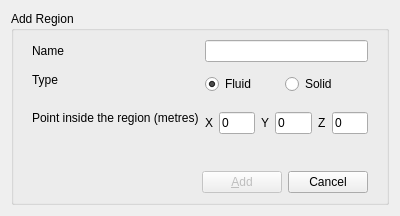
Before: the Qt Designer form src/foammesh/view/region/region_form.ui in TheErevnaa/FoamMesh, drawn with Qt 5.
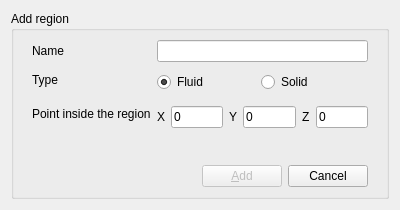
After: the same form once the commit is applied. Custom widgets are drawn as their Qt base class.

```diff
--- a/src/foammesh/view/region/region_form.ui
+++ b/src/foammesh/view/region/region_form.ui
@@ -17,11 +17,11 @@
    <item>
     <widget class="QGroupBox" name="regionForm">
      <property name="title">
-      <string>Add Region</string>
+      <string>Add region</string>
      </property>
      <layout class="QVBoxLayout" name="verticalLayout_7">
       <property name="spacing">
-       <number>2</number>
+       <number>4</number>
       </property>
       <property name="topMargin">
        <number>0</number>
@@ -56,10 +56,10 @@
              <number>0</number>
             </property>
             <property name="topMargin">
-             <number>6</number>
+             <number>4</number>
             </property>
             <property name="bottomMargin">
-             <number>6</number>
+             <number>4</number>
             </property>
             <item>
              <widget class="QRadioButton" name="fluid">
@@ -93,7 +93,7 @@
          <item row="2" column="0">
           <widget class="QLabel" name="label_13">
            <property name="text">
-            <string>Point inside the region (metres)</string>
+            <string>Point inside the region</string>
            </property>
           </widget>
          </item>
@@ -104,13 +104,13 @@
              <number>0</number>
             </property>
             <property name="topMargin">
-             <number>6</number>
+             <number>4</number>
             </property>
             <property name="rightMargin">
              <number>0</number>
             </property>
             <property name="bottomMargin">
-             <number>6</number>
+             <number>4</number>
             </property>
             <item>
              <spacer name="horizontalSpacer_4">
```
